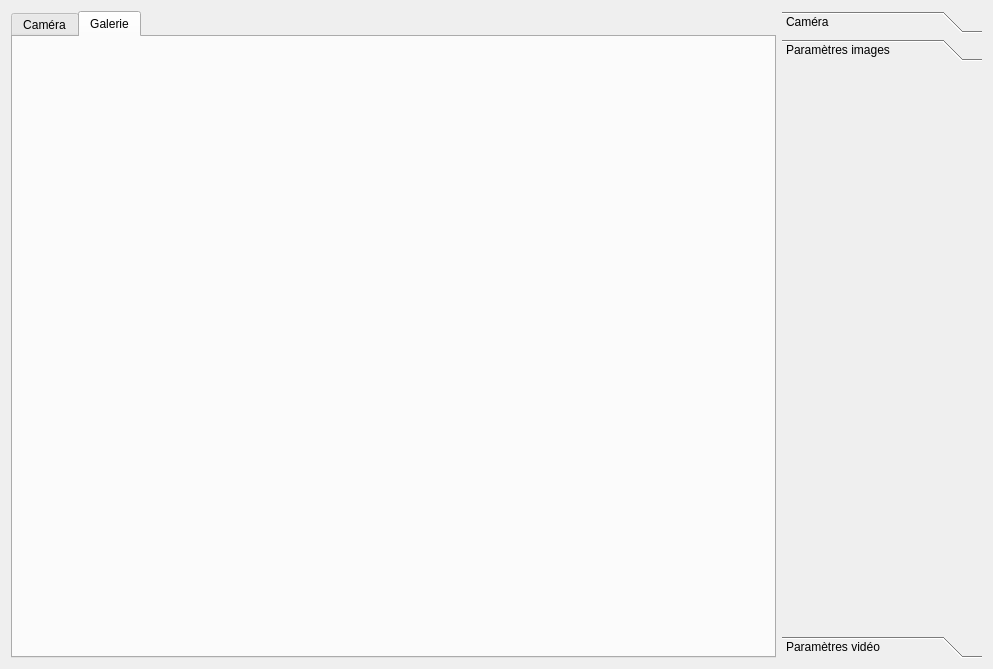
jlfrucot/vizualizator, file vizualizator/vizualizatorwidget.ui: the form before one commit.
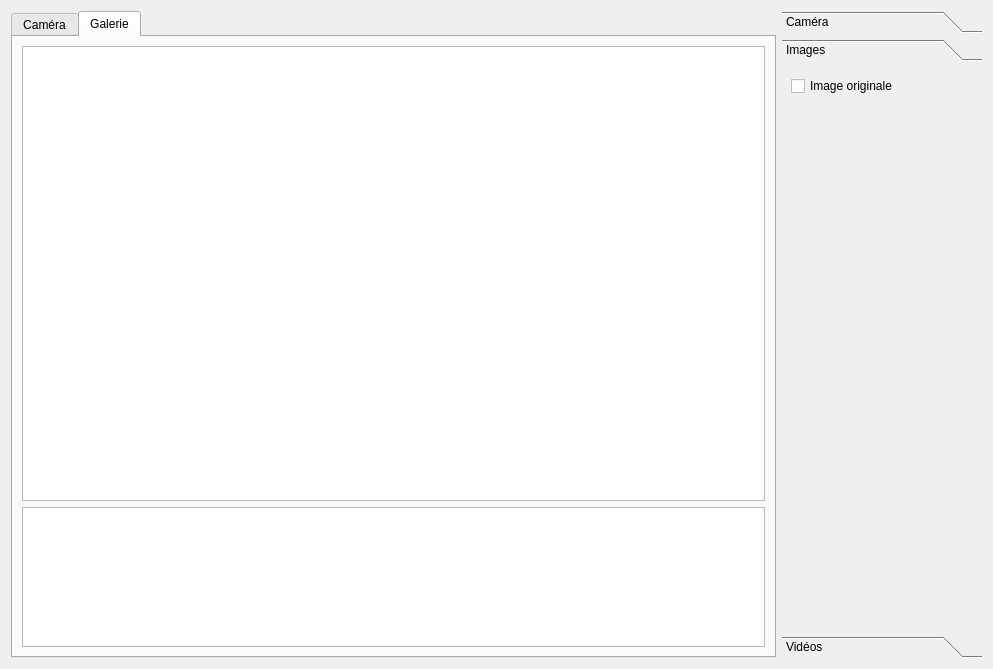
The form after the commit. The open tabs and pages were chosen to show the change. Custom widgets are drawn as their Qt base class.

Commit message: Debut implémentation page Images

The edit to the form file:
```diff
--- a/vizualizator/vizualizatorwidget.ui
+++ b/vizualizator/vizualizatorwidget.ui
@@ -48,6 +48,35 @@
         <attribute name="title">
          <string>Galerie</string>
         </attribute>
+        <layout class="QVBoxLayout" name="verticalLayout_7">
+         <item>
+          <layout class="QVBoxLayout" name="verticalLayout_6">
+           <item>
+            <widget class="QGraphicsView" name="gvImage">
+             <property name="verticalScrollBarPolicy">
+              <enum>Qt::ScrollBarAlwaysOff</enum>
+             </property>
+             <property name="horizontalScrollBarPolicy">
+              <enum>Qt::ScrollBarAlwaysOff</enum>
+             </property>
+            </widget>
+           </item>
+           <item>
+            <widget class="QListView" name="lwGallery">
+             <property name="maximumSize">
+              <size>
+               <width>16777215</width>
+               <height>140</height>
+              </size>
+             </property>
+             <property name="flow">
+              <enum>QListView::LeftToRight</enum>
+             </property>
+            </widget>
+           </item>
+          </layout>
+         </item>
+        </layout>
        </widget>
       </widget>
      </item>
@@ -327,13 +356,42 @@
          <rect>
           <x>0</x>
           <y>0</y>
-          <width>98</width>
-          <height>28</height>
+          <width>200</width>
+          <height>556</height>
          </rect>
         </property>
         <attribute name="label">
-         <string>Paramètres images</string>
+         <string>Images</string>
         </attribute>
+        <layout class="QVBoxLayout" name="verticalLayout_9">
+         <item>
+          <layout class="QVBoxLayout" name="verticalLayout_8">
+           <item>
+            <widget class="QCheckBox" name="cbNativeImage">
+             <property name="text">
+              <string>Image originale</string>
+             </property>
+             <property name="checked">
+              <bool>false</bool>
+             </property>
+            </widget>
+           </item>
+           <item>
+            <spacer name="verticalSpacer">
+             <property name="orientation">
+              <enum>Qt::Vertical</enum>
+             </property>
+             <property name="sizeHint" stdset="0">
+              <size>
+               <width>20</width>
+               <height>40</height>
+              </size>
+             </property>
+            </spacer>
+           </item>
+          </layout>
+         </item>
+        </layout>
        </widget>
        <widget class="QWidget" name="pageVideoSettings">
         <property name="geometry">
@@ -345,7 +403,7 @@
          </rect>
         </property>
         <attribute name="label">
-         <string>Paramètres vidéo</string>
+         <string>Vidéos</string>
         </attribute>
        </widget>
       </widget>
```
Left out of the diff: 6 changed lines with no effect on the pictures.
